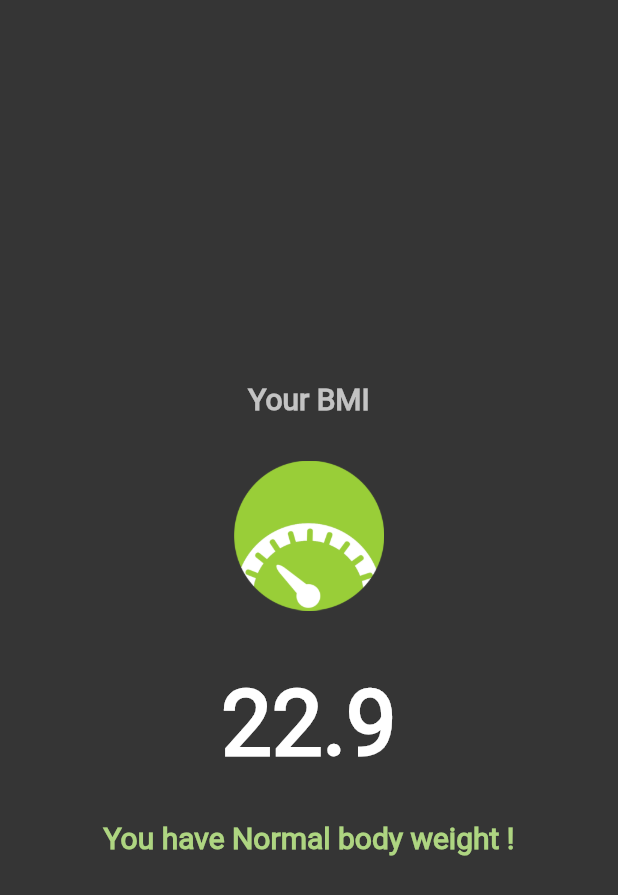
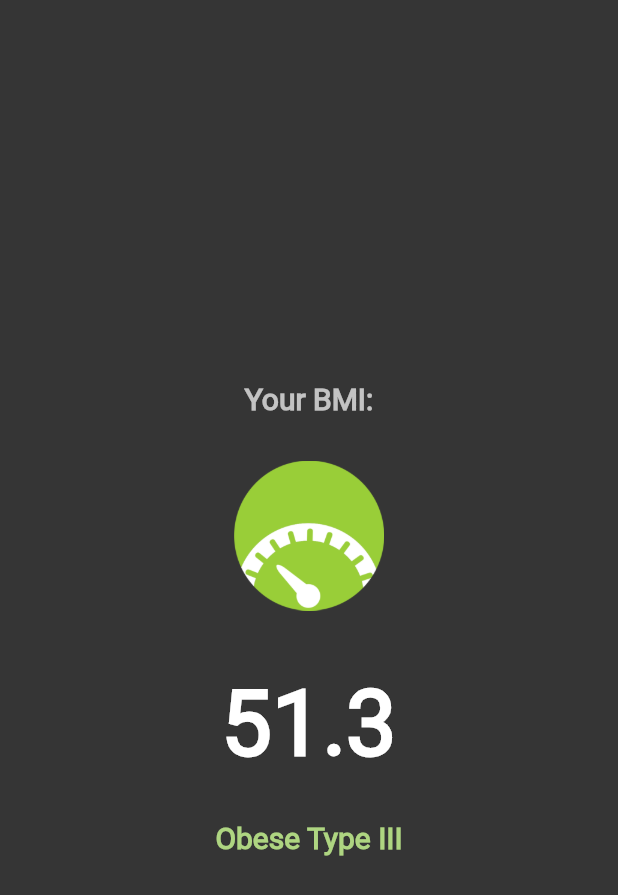
Before and after one commit to AMahmoudian/flutter_app_7__bmi, a Flutter app: the screen it shows after launch, after a tap on "Calculate your BMI", on a phone screen of 412 x 824 dp. Shown: the top 895 px of the screen. Run offline on Flutter 3.47's test engine with Material 2 defaults, Android fonts, the light colour scheme and no system bars.

Commit message:
complete app

```diff
--- a/lib/BMI_calculator.dart
+++ b/lib/BMI_calculator.dart
@@ -1,5 +1,6 @@
 import 'package:flutter/material.dart';
 import 'package:flutter_app_7_bmi_calculator/BMI_result.dart';
+import 'CalcU.dart';
 
 const InactiveColor = Colors.white70;
 const ActiveColor = Colors.lightGreen;
@@ -382,12 +383,15 @@ class _BMIcalculatorState extends State<BMIcalculator> {
                 height: 50,
                 child: ElevatedButton(
                   onPressed: () {
+                    Calculator Calc =
+                        Calculator(Height: height, Weight: weight);
                     Navigator.push(
                       context,
                       MaterialPageRoute(
-                        builder: (context) {
-                          return BMIresult();
-                        },
+                        builder: (context) => BMIresult(
+                          BMIf: Calc.CalculateBMI(),
+                          Textf: Calc.getResult(),
+                        ),
                       ),
                     );
                   },
@@ -415,9 +419,9 @@ class _BMIcalculatorState extends State<BMIcalculator> {
 }
 
 class arrowDOWNward extends StatelessWidget {
-  arrowDOWNward({ required this.onPress});
+  arrowDOWNward({required this.onPress});
 
-  final VoidCallback  onPress;
+  final VoidCallback onPress;
 
   @override
   Widget build(BuildContext context) {
@@ -435,9 +439,9 @@ class arrowDOWNward extends StatelessWidget {
 }
 
 class arrowUPward extends StatelessWidget {
-  arrowUPward({ required this.onPress});
+  arrowUPward({required this.onPress});
 
-  final VoidCallback  onPress;
+  final VoidCallback onPress;
 
   @override
   Widget build(BuildContext context) {
--- a/lib/BMI_result.dart
+++ b/lib/BMI_result.dart
@@ -1,15 +1,11 @@
 import 'package:flutter/material.dart';
+import 'CalcU.dart';
 
-class BMIresult extends StatefulWidget {
-  const BMIresult({Key? key}) : super(key: key);
+class BMIresult extends StatelessWidget {
+  BMIresult({required this.BMIf, required this.Textf});
 
-  @override
-  State<BMIresult> createState() => _BMIresultState();
-}
-
-class _BMIresultState extends State<BMIresult> {
-
-  double bmi_result = 22.9;
+  final String BMIf;
+  final String Textf;
 
   @override
   Widget build(BuildContext context) {
@@ -26,7 +22,7 @@ class _BMIresultState extends State<BMIresult> {
             crossAxisAlignment: CrossAxisAlignment.center,
             children: [
               Text(
-                'Your BMI',
+                'Your BMI:',
                 style: TextStyle(
                   color: Color.fromRGBO(255, 255, 255, 0.7),
                   fontFamily: 'Roboto',
@@ -37,15 +33,16 @@ class _BMIresultState extends State<BMIresult> {
               SizedBox(
                 height: 30,
               ),
-              Image.asset('assets/images/bmi.png',
-              width: 100,
-              height: 100,
+              Image.asset(
+                'assets/images/bmi.png',
+                width: 100,
+                height: 100,
               ),
               SizedBox(
                 height: 40,
               ),
               Text(
-                '$bmi_result',
+                BMIf,
                 style: TextStyle(
                   color: Color.fromRGBO(255, 255, 255, 1),
                   fontFamily: 'Roboto',
@@ -57,7 +54,7 @@ class _BMIresultState extends State<BMIresult> {
                 height: 30,
               ),
               Text(
-                'You have Normal body weight !',
+                Textf,
                 style: TextStyle(
                   color: Colors.lightGreen[300],
                   fontFamily: 'Roboto',
--- /dev/null
+++ b/lib/CalcU.dart
@@ -0,0 +1,34 @@
+import 'package:flutter/material.dart';
+import 'dart:math';
+
+
+class Calculator {
+  Calculator({required this.Height, required this.Weight});
+
+  final int Height;
+  final int Weight;
+  double _bmi = 0.0;
+
+  String CalculateBMI() {
+    _bmi = Weight / pow( Height / 100, 2);
+    return _bmi.toStringAsFixed(1);
+  }
+
+  String getResult() {
+    if (_bmi < 18.5) {
+      return "Under Weight";
+    } else if (18.5 <= _bmi && _bmi < 25) {
+      return "Normal Weight";
+    } else if (18.5 <= _bmi && _bmi < 25) {
+      return "Normal Weight";
+    } else if (25 <= _bmi && _bmi < 30) {
+      return "Over Weight";
+    } else if (30 <= _bmi && _bmi < 35) {
+      return "Obese Type I";
+    } else if (35 <= _bmi && _bmi < 40) {
+      return "Obese Type II";
+    } else {
+      return "Obese Type III";
+    }
+  }
+}
--- a/pubspec.yaml
+++ b/pubspec.yaml
@@ -34,6 +34,7 @@ dependencies:
   # The following adds the Cupertino Icons font to your application.
   # Use with the CupertinoIcons class for iOS style icons.
   cupertino_icons: ^1.0.2
+  analyzer: ^4.5.0
 
 dev_dependencies:
   flutter_test:
@@ -45,6 +46,7 @@ dev_dependencies:
   # package. See that file for information about deactivating specific lint
   # rules and activating additional ones.
   flutter_lints: ^2.0.0
+  mockito: 5.3.0
 
 # For information on the generic Dart part of this file, see the
 # following page: https://dart.dev/tools/pub/pubspec
```
Also changed, not shown: pubspec.lock.
